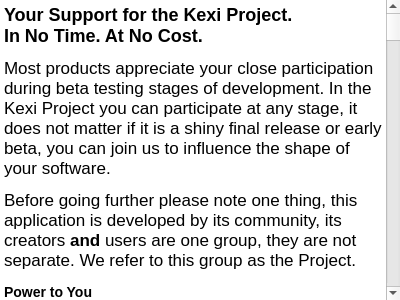
Above: src/main/status/contribution_help.ui from KDE/kexi before the change. Below: the same form after it.
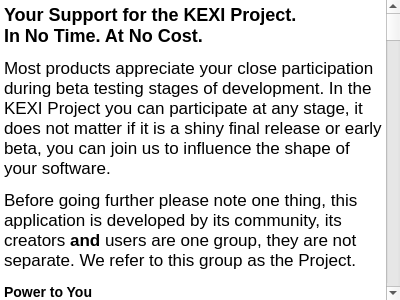
That is the form after the change.

Commit message:
Kexi -> KEXI globally, KEXI_APP_NAME -> QApplication::applicationDisplayName()
Summary:
{F5727117}

FIXED-IN:3.2.0

Reviewers: piggz

Reviewed By: piggz

Tags: #kexi

Diff of the .ui file:
```diff
--- a/src/main/status/contribution_help.ui
+++ b/src/main/status/contribution_help.ui
@@ -21,8 +21,8 @@
 &lt;html&gt;&lt;head&gt;&lt;meta name=&quot;qrichtext&quot; content=&quot;1&quot; /&gt;&lt;style type=&quot;text/css&quot;&gt;
 p, li { white-space: pre-wrap; }
 &lt;/style&gt;&lt;/head&gt;&lt;body style=&quot; font-family:'Nokia Pure Text'; font-size:13pt; font-weight:400; font-style:normal;&quot;&gt;
-&lt;p style=&quot; margin-top:16px; margin-bottom:12px; margin-left:0px; margin-right:0px; -qt-block-indent:0; text-indent:0px;&quot;&gt;&lt;span style=&quot; font-size:x-large; font-weight:600;&quot;&gt;Your Support for the Kexi Project.&lt;br /&gt;In No Time. At No Cost.&lt;/span&gt; &lt;/p&gt;
-&lt;p style=&quot; margin-top:12px; margin-bottom:12px; margin-left:0px; margin-right:0px; -qt-block-indent:0; text-indent:0px;&quot;&gt;Most products appreciate your close participation during beta testing stages of development. In the Kexi Project you can participate at any stage, it does not matter if it is a shiny final release or early beta, you can join us to influence the shape of your software. &lt;/p&gt;
+&lt;p style=&quot; margin-top:16px; margin-bottom:12px; margin-left:0px; margin-right:0px; -qt-block-indent:0; text-indent:0px;&quot;&gt;&lt;span style=&quot; font-size:x-large; font-weight:600;&quot;&gt;Your Support for the KEXI Project.&lt;br /&gt;In No Time. At No Cost.&lt;/span&gt; &lt;/p&gt;
+&lt;p style=&quot; margin-top:12px; margin-bottom:12px; margin-left:0px; margin-right:0px; -qt-block-indent:0; text-indent:0px;&quot;&gt;Most products appreciate your close participation during beta testing stages of development. In the KEXI Project you can participate at any stage, it does not matter if it is a shiny final release or early beta, you can join us to influence the shape of your software. &lt;/p&gt;
 &lt;p style=&quot; margin-top:12px; margin-bottom:12px; margin-left:0px; margin-right:0px; -qt-block-indent:0; text-indent:0px;&quot;&gt;Before going further please note one thing, this application is developed by its community, its creators &lt;span style=&quot; font-weight:600;&quot;&gt;and&lt;/span&gt; users are one group, they are not separate. We refer to this group as the Project. &lt;/p&gt;
 &lt;p style=&quot; margin-top:14px; margin-bottom:12px; margin-left:0px; margin-right:0px; -qt-block-indent:0; text-indent:0px;&quot;&gt;&lt;span style=&quot; font-size:large; font-weight:600;&quot;&gt;Power to You&lt;/span&gt;&lt;/p&gt;
 &lt;p style=&quot; margin-top:12px; margin-bottom:12px; margin-left:0px; margin-right:0px; -qt-block-indent:0; text-indent:0px;&quot;&gt;You can have substantial influence on the future releases of this software by: &lt;/p&gt;
@@ -56,7 +56,7 @@
 &lt;li style=&quot; margin-top:0px; margin-bottom:10px; margin-left:0px; margin-right:0px; -qt-block-indent:0; text-indent:0px;&quot;&gt;No limits for computers. You can use multiple computers and operating systems and use the same participant's nickname or name. You can enable participation from one computer (e.g. at home) and decide not to participate from another computer (e.g. at work).&lt;/li&gt;
 &lt;li style=&quot; margin-top:0px; margin-bottom:10px; margin-left:0px; margin-right:0px; -qt-block-indent:0; text-indent:0px;&quot;&gt;Only for one purpose. The collected data is used only to improve the Project. &lt;/li&gt;&lt;/ul&gt;
 &lt;p style=&quot; margin-top:12px; margin-bottom:12px; margin-left:0px; margin-right:0px; -qt-block-indent:1; text-indent:0px;&quot;&gt;We plan to improve and extend ways of participation so stay tuned. Feel free to share you ideas on the matter by sending feedback to &lt;a href=&quot;mailto:calligra-devel@kde.org&quot;&gt;&lt;span style=&quot; text-decoration: underline; color:#0057ae;&quot;&gt;calligra-devel@kde.org&lt;/span&gt;&lt;/a&gt;. This is another good way to start participation!&lt;/p&gt;
-&lt;p style=&quot; margin-top:20px; margin-bottom:12px; margin-left:0px; margin-right:0px; -qt-block-indent:0; text-indent:0px;&quot;&gt;&lt;span style=&quot; font-style:italic;&quot;&gt;-- Love, the Kexi Project Team&lt;/span&gt; &lt;/p&gt;
+&lt;p style=&quot; margin-top:20px; margin-bottom:12px; margin-left:0px; margin-right:0px; -qt-block-indent:0; text-indent:0px;&quot;&gt;&lt;span style=&quot; font-style:italic;&quot;&gt;-- Love, the KEXI Project Team&lt;/span&gt; &lt;/p&gt;
 &lt;p style=&quot;-qt-paragraph-type:empty; margin-top:0px; margin-bottom:0px; margin-left:0px; margin-right:0px; -qt-block-indent:0; text-indent:0px;&quot;&gt;&lt;/p&gt;&lt;/body&gt;&lt;/html&gt;</string>
   </property>
   <property name="openExternalLinks">
```
The commit also changes 59 other files.
